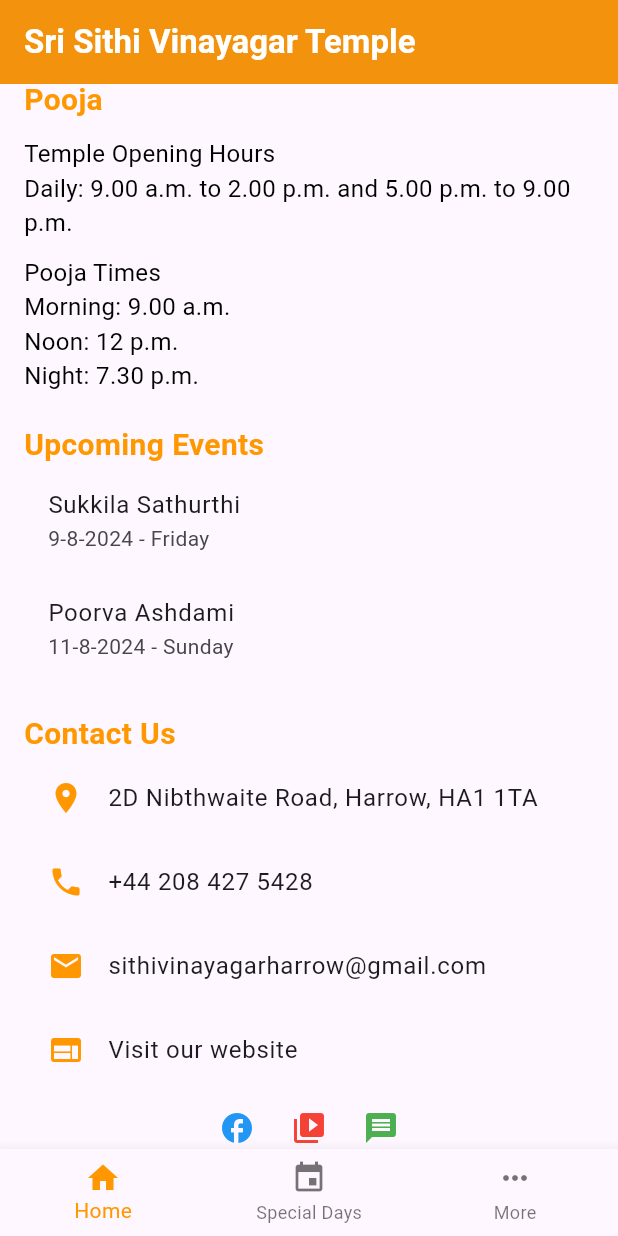
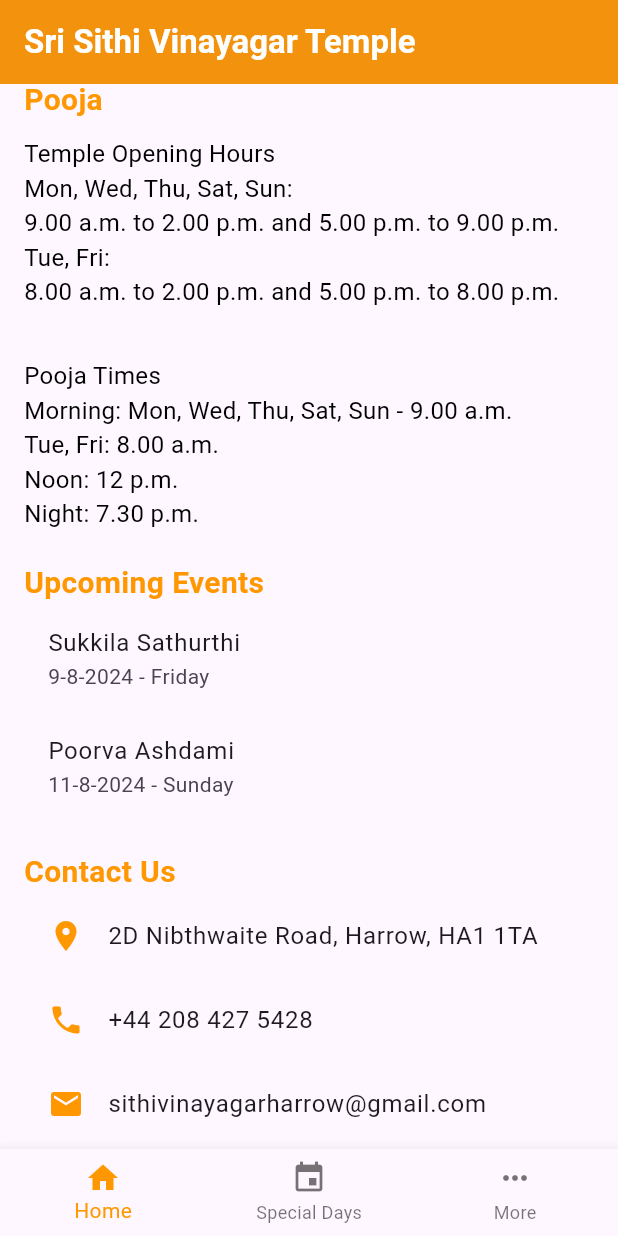
Before and after one commit to harrowsithivinayagar/harrowsithivinayagar, a Flutter app: the MainScreen screen opened directly, scrolled down 576 dp, on a phone screen of 412 x 824 dp. Run offline on Flutter 3.47's test engine with Material 3 defaults, Android fonts, the light colour scheme and no system bars; our stand-ins replace cached_network_image, cloud_firestore, firebase_analytics, firebase_auth, firebase_core, firebase_crashlytics and 6 more; accounts and stored records are empty.

```diff
--- a/lib/homeScreen.dart
+++ b/lib/homeScreen.dart
@@ -76,7 +76,8 @@ class _HomeTabState extends State<HomeTab> {
                 const SizedBox(height: 10),
                 const Text(
                   'Temple Opening Hours\n'
-                  'Daily: 9.00 a.m. to 2.00 p.m. and 5.00 p.m. to 9.00 p.m.',
+                  'Mon, Wed, Thu, Sat, Sun: \n9.00 a.m. to 2.00 p.m. and 5.00 p.m. to 9.00 p.m.\n'
+                  'Tue, Fri: \n8.00 a.m. to 2.00 p.m. and 5.00 p.m. to 8.00 p.m.\n',
                   style: TextStyle(
                     fontSize: 16.0,
                     color: Colors.black,
@@ -85,7 +86,7 @@ class _HomeTabState extends State<HomeTab> {
                 const SizedBox(height: 10),
                 const Text(
                   'Pooja Times\n'
-                  'Morning: 9.00 a.m.\n'
+                  'Morning: Mon, Wed, Thu, Sat, Sun - 9.00 a.m.\nTue, Fri: 8.00 a.m.\n'
                   'Noon: 12 p.m.\n'
                   'Night: 7.30 p.m.',
                   style: TextStyle(
--- a/lib/specialDaysTab.dart
+++ b/lib/specialDaysTab.dart
@@ -17,14 +17,12 @@ class _SpecialDaysTabState extends State<SpecialDaysTab> {
   late Map<DateTime, List<Event>> _events;
   late List<Event> _selectedMonthEvents;
   DateTime _focusedDay = DateTime.now();
-  DateTime? _selectedDay;
 
   @override
   void initState() {
     super.initState();
     _events = {};
     _selectedMonthEvents = [];
-    _selectedDay = _focusedDay;
     _loadEvents();
   }
 
@@ -97,7 +95,6 @@ class _SpecialDaysTabState extends State<SpecialDaysTab> {
             defaultBuilder: (context, date, _) {
               final cleanDate = DateTime(date.year, date.month, date.day);
               if (_events.containsKey(cleanDate)) {
-                print("defaultBuilder called inside if");
                 return Container(
                   margin: const EdgeInsets.all(6.0),
                   alignment: Alignment.center,
```
